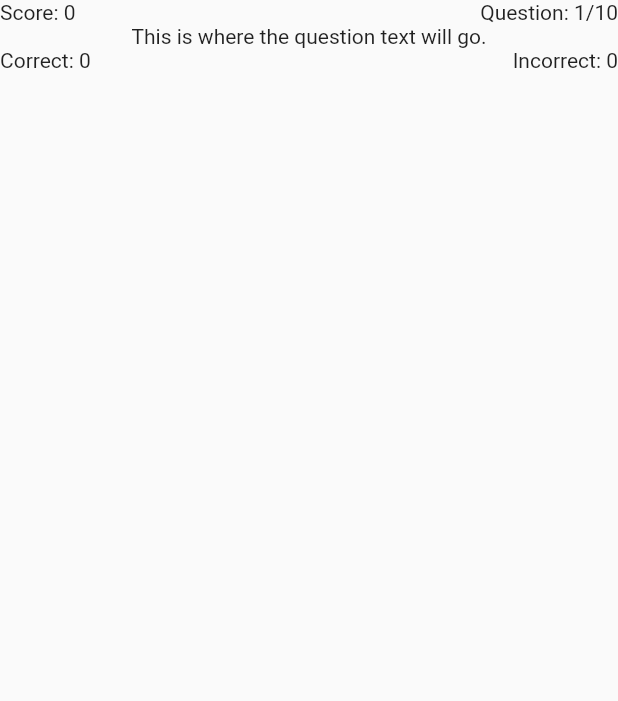
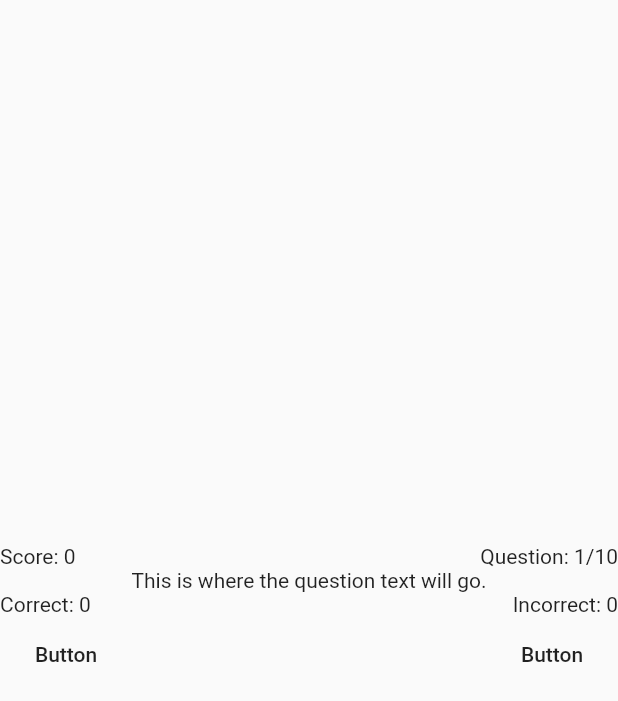
Before and after one commit to noorfatima15/Quizzler-App, a Flutter app: the HomeScreen screen opened directly, on a phone screen of 412 x 824 dp. Shown: the top 701 px of the screen. Run offline on Flutter 3.47's test engine with Material 2 defaults, Android fonts, the phone set to English and light mode, and no system bars; our stand-ins replace flutter_bloc, lottie.

Commit message:
-Working on reuseable widgets

```diff
--- a/lib/core/widgets/custom_button.dart
+++ b/lib/core/widgets/custom_button.dart
@@ -5,6 +5,12 @@ class CustomButton extends StatelessWidget {
 
   @override
   Widget build(BuildContext context) {
-    return Container();
+    return Container(
+        child: MaterialButton(
+      onPressed: () {},
+      padding: EdgeInsets.zero,
+      height: 50,
+      child: Text('Button'),
+    ));
   }
 }
--- a/lib/screens/home_screen.dart
+++ b/lib/screens/home_screen.dart
@@ -9,6 +9,7 @@ class HomeScreen extends StatelessWidget {
     return Scaffold(
         body: SafeArea(
             child: Column(
+      mainAxisAlignment: MainAxisAlignment.center,
       children: [
         Row(
           mainAxisAlignment: MainAxisAlignment.spaceBetween,
```
